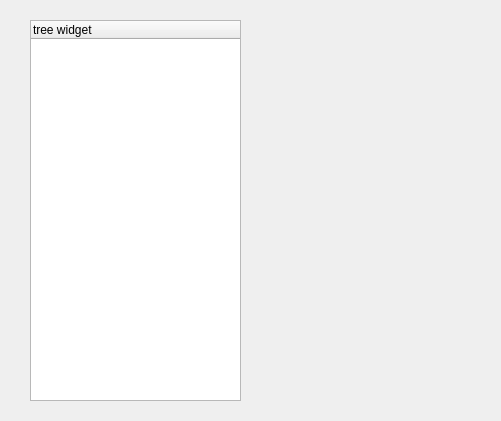
Before: the Qt Designer form gui1.ui in kyoko9000/78.-pyqt5_gui, drawn with Qt 5.
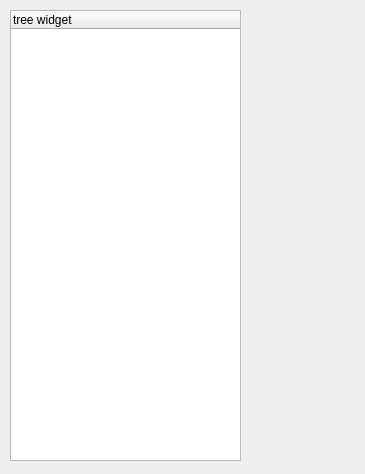
After: the same form once the commit is applied.

Patch:
```diff
--- a/gui1.ui
+++ b/gui1.ui
@@ -6,8 +6,8 @@
    <rect>
     <x>0</x>
     <y>0</y>
-    <width>501</width>
-    <height>421</height>
+    <width>365</width>
+    <height>474</height>
    </rect>
   </property>
   <property name="windowTitle">
@@ -17,10 +17,10 @@
    <widget class="QTreeWidget" name="treeWidget">
     <property name="geometry">
      <rect>
-      <x>30</x>
-      <y>20</y>
-      <width>211</width>
-      <height>381</height>
+      <x>10</x>
+      <y>10</y>
+      <width>231</width>
+      <height>451</height>
      </rect>
     </property>
     <column>
```
